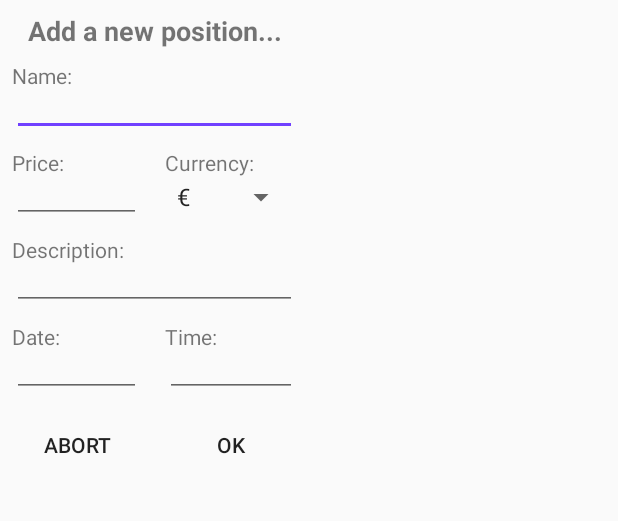
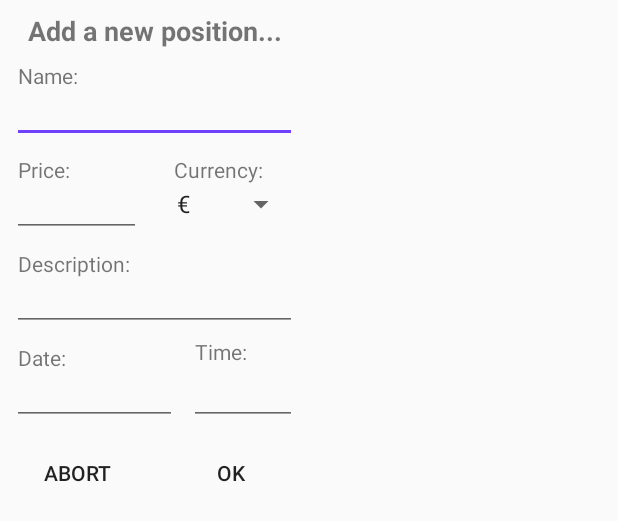
Before and after one commit to drunkenEldritch/TMMCalculator, an Android app: the layout fragment_position_dialog.xml on its own in the app's theme, with its tools: preview values and no code run, on a phone screen of 412 x 824 dp. Shown: the top 521 px of the screen. Run offline under Robolectric (Android 15) with nearby library versions, the phone set to English and light mode, and no system bars.

Commit message:
Fix layout of DialogFragment and add ScrollView

```diff
--- a/app/src/main/java/com/dreldritch/tmmcalculator/controller/PositionDialogFragment.kt
+++ b/app/src/main/java/com/dreldritch/tmmcalculator/controller/PositionDialogFragment.kt
@@ -2,14 +2,19 @@ package com.dreldritch.tmmcalculator.controller
 
 
 import android.app.Dialog
+import android.content.Context
 import android.os.Bundle
 import android.support.v4.app.DialogFragment
 import android.support.v4.app.Fragment
+import android.text.format.DateFormat
 import android.view.LayoutInflater
 import android.view.View
 import android.view.ViewGroup
 
 import com.dreldritch.tmmcalculator.R
+import kotlinx.android.synthetic.main.fragment_position_dialog.*
+import java.text.SimpleDateFormat
+import java.util.*
 
 
 /**
@@ -21,9 +26,22 @@ class PositionDialogFragment : DialogFragment() {
 
 
     override fun onCreateView(inflater: LayoutInflater?, container: ViewGroup?, savedInstanceState: Bundle?): View? {
-        // Inflate the layout for this fragment
         return inflater!!.inflate(R.layout.fragment_position_dialog, container, false)
     }
+
+
+    override fun onViewCreated(view: View?, savedInstanceState: Bundle?) {
+        super.onViewCreated(view, savedInstanceState)
+
+        val timeformatter = SimpleDateFormat("hh:mm")
+        val dateformatter = SimpleDateFormat("yyyy/MM/dd")
+        val time = timeformatter.format(Date())
+        val date = dateformatter.format(Date())
+
+        pos_date_edit.setText(date)
+        pos_time_edit.setText(time)
+    }
+
 
     companion object {
         // the fragment initialization parameters, e.g. ARG_ITEM_NUMBER
@@ -36,6 +54,7 @@ class PositionDialogFragment : DialogFragment() {
             /*args.putString(ARG_PARAM1, param1)
             args.putString(ARG_PARAM2, param2)
             fragment.arguments = args*/
+
             return fragment
         }
     }
--- a/app/src/main/res/layout/fragment_position_dialog.xml
+++ b/app/src/main/res/layout/fragment_position_dialog.xml
@@ -1,6 +1,9 @@
-<android.support.constraint.ConstraintLayout xmlns:android="http://schemas.android.com/apk/res/android"
+<ScrollView xmlns:android="http://schemas.android.com/apk/res/android"
     xmlns:app="http://schemas.android.com/apk/res-auto"
-    xmlns:tools="http://schemas.android.com/tools"
+    android:layout_width="match_parent"
+    android:layout_height="match_parent">
+
+    <android.support.constraint.ConstraintLayout xmlns:tools="http://schemas.android.com/tools"
         android:layout_width="wrap_content"
         android:layout_height="wrap_content"
         tools:layout_editor_absoluteX="16dp"
@@ -26,6 +29,9 @@
             android:layout_height="wrap_content"
             android:layout_marginStart="8dp"
             android:layout_marginTop="8dp"
+            android:labelFor="@+id/pos_name_edit"
+            android:paddingEnd="4dp"
+            android:paddingStart="4dp"
             android:text="@string/name_str"
             app:layout_constraintStart_toStartOf="parent"
             app:layout_constraintTop_toBottomOf="@+id/pos_dialog_header" />
@@ -38,7 +44,6 @@
             android:layout_marginStart="8dp"
             android:ems="10"
             android:inputType="text"
-        android:paddingBottom="6dp"
             android:paddingTop="0dp"
             app:layout_constraintEnd_toEndOf="parent"
             app:layout_constraintStart_toStartOf="parent"
@@ -50,6 +55,9 @@
             android:layout_height="19dp"
             android:layout_marginStart="8dp"
             android:layout_marginTop="8dp"
+            android:labelFor="@+id/pos_price_edit"
+            android:paddingEnd="4dp"
+            android:paddingStart="4dp"
             android:text="@string/price_str"
             app:layout_constraintStart_toStartOf="parent"
             app:layout_constraintTop_toBottomOf="@+id/pos_name_edit" />
@@ -61,7 +69,6 @@
             android:layout_marginEnd="8dp"
             android:layout_marginStart="8dp"
             android:inputType="numberDecimal"
-        android:paddingBottom="6dp"
             android:paddingTop="0dp"
             app:layout_constraintEnd_toStartOf="@+id/guideline4"
             app:layout_constraintStart_toStartOf="parent"
@@ -73,6 +80,8 @@
             android:layout_height="wrap_content"
             android:layout_marginStart="8dp"
             android:layout_marginTop="8dp"
+            android:paddingEnd="6dp"
+            android:paddingStart="6dp"
             android:text="@string/currency_str"
             app:layout_constraintStart_toStartOf="@+id/guideline4"
             app:layout_constraintTop_toBottomOf="@+id/pos_name_edit" />
@@ -96,6 +105,9 @@
             android:layout_height="wrap_content"
             android:layout_marginStart="8dp"
             android:layout_marginTop="8dp"
+            android:labelFor="@+id/pos_description_edit"
+            android:paddingEnd="4dp"
+            android:paddingStart="4dp"
             android:text="@string/description_str"
             app:layout_constraintStart_toStartOf="parent"
             app:layout_constraintTop_toBottomOf="@+id/pos_price_edit" />
@@ -107,7 +119,6 @@
             android:layout_marginEnd="8dp"
             android:layout_marginStart="8dp"
             android:inputType="textMultiLine"
-        android:paddingBottom="6dp"
             android:paddingTop="0dp"
             app:layout_constraintEnd_toEndOf="parent"
             app:layout_constraintStart_toStartOf="parent"
@@ -141,7 +152,7 @@
             app:layout_constraintBottom_toBottomOf="parent"
             app:layout_constraintEnd_toEndOf="parent"
             app:layout_constraintStart_toStartOf="@+id/guideline4"
-        app:layout_constraintTop_toBottomOf="@+id/pos_date_edit" />
+            app:layout_constraintTop_toBottomOf="@+id/pos_time_edit" />
 
         <android.support.constraint.Guideline
             android:id="@+id/guideline4"
@@ -156,21 +167,21 @@
             android:layout_height="wrap_content"
             android:layout_marginStart="8dp"
             android:layout_marginTop="8dp"
+            android:labelFor="@+id/pos_date_edit"
+            android:paddingEnd="4dp"
+            android:paddingStart="4dp"
             android:text="@string/date_str"
             app:layout_constraintStart_toStartOf="parent"
             app:layout_constraintTop_toBottomOf="@+id/pos_description_edit" />
 
         <EditText
             android:id="@+id/pos_date_edit"
-        android:layout_width="0dp"
+            android:layout_width="110dp"
             android:layout_height="wrap_content"
-        android:layout_marginEnd="8dp"
             android:layout_marginStart="8dp"
             android:ems="10"
             android:inputType="date"
-        android:paddingBottom="6dp"
             android:paddingTop="0dp"
-        app:layout_constraintEnd_toStartOf="@+id/guideline4"
             app:layout_constraintStart_toStartOf="parent"
             app:layout_constraintTop_toBottomOf="@+id/pos_date" />
 
@@ -179,9 +190,12 @@
             android:layout_width="wrap_content"
             android:layout_height="wrap_content"
             android:layout_marginStart="8dp"
-        android:layout_marginTop="8dp"
+            android:layout_marginTop="4dp"
+            android:labelFor="@+id/pos_time_edit"
+            android:paddingEnd="4dp"
+            android:paddingStart="4dp"
             android:text="@string/time_str"
-        app:layout_constraintStart_toStartOf="@+id/guideline4"
+            app:layout_constraintStart_toEndOf="@+id/pos_date_edit"
             app:layout_constraintTop_toBottomOf="@+id/pos_description_edit" />
 
         <EditText
@@ -190,12 +204,13 @@
             android:layout_height="wrap_content"
             android:layout_marginEnd="8dp"
             android:layout_marginStart="8dp"
+            android:layout_marginTop="4dp"
             android:ems="10"
             android:inputType="time"
-        android:paddingBottom="6dp"
             android:paddingTop="0dp"
             app:layout_constraintEnd_toEndOf="parent"
-        app:layout_constraintStart_toStartOf="@+id/guideline4"
+            app:layout_constraintStart_toEndOf="@+id/pos_date_edit"
             app:layout_constraintTop_toBottomOf="@+id/pos_time" />
 
     </android.support.constraint.ConstraintLayout>
+</ScrollView>
```
Lines whose indentation alone changed are shown as unchanged.
